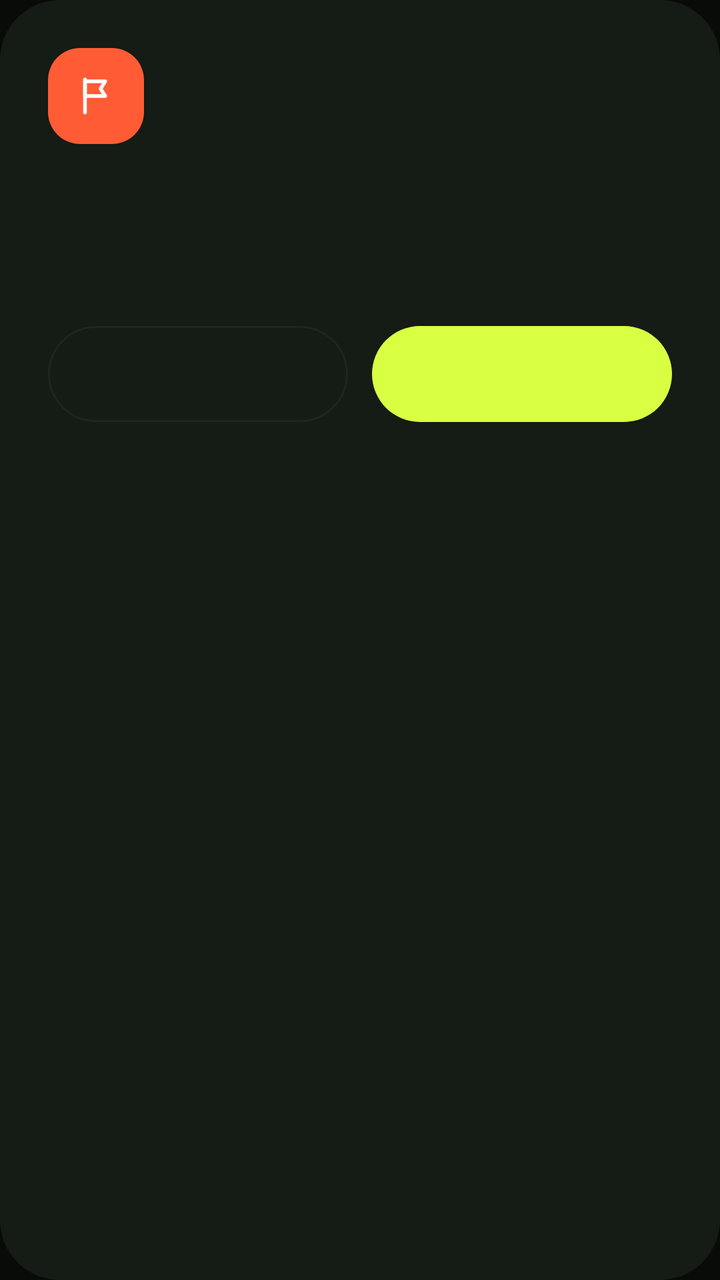
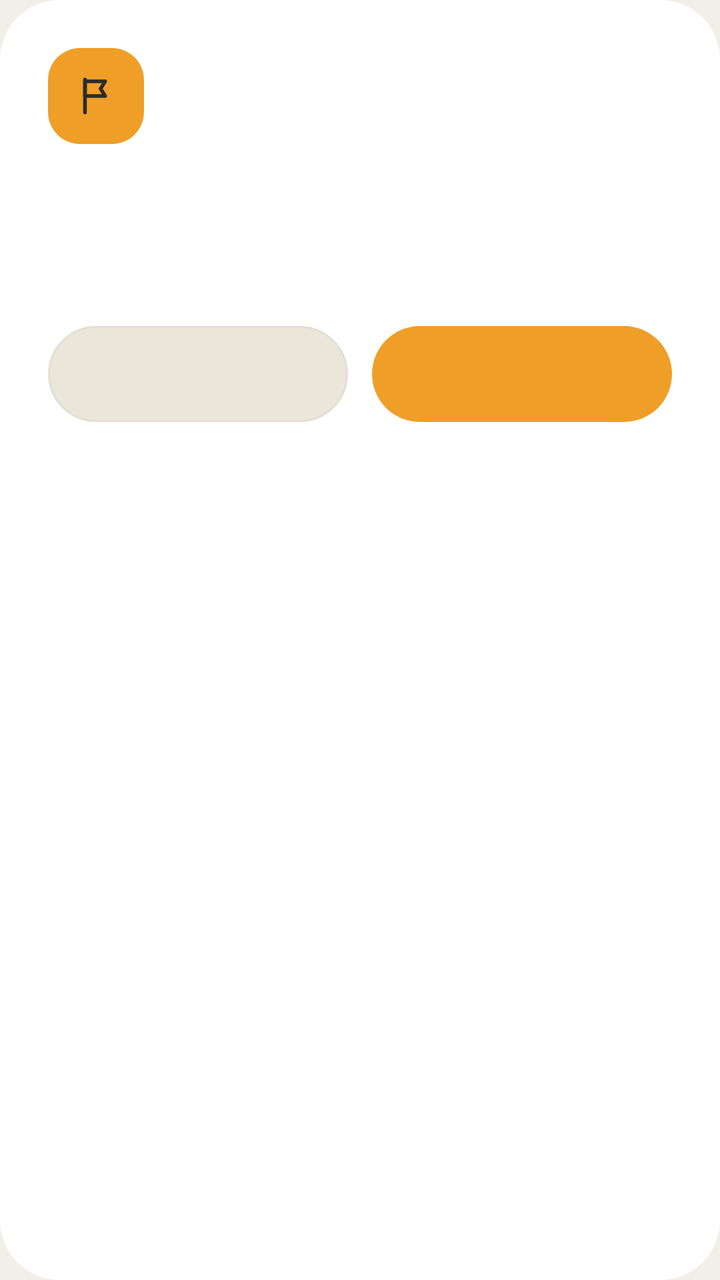

Two renders of the same Android screen: before a commit and after it. Below are the layout's source before the change and the commit's diff.
<!-- AndroidManifest.xml: application theme Theme.RunClub -->
<!-- res/layout/dialog_sunward.xml -->
<?xml version="1.0" encoding="utf-8"?>
<LinearLayout xmlns:android="http://schemas.android.com/apk/res/android"
    android:layout_width="match_parent"
    android:layout_height="wrap_content"
    android:background="@drawable/bg_modal_sheet"
    android:orientation="vertical"
    android:padding="24dp">

    <FrameLayout
        android:id="@+id/dialogIconBox"
        android:layout_width="48dp"
        android:layout_height="48dp"
        android:background="@drawable/bg_square_orange">

        <ImageView
            android:id="@+id/dialogIcon"
            android:layout_width="22dp"
            android:layout_height="22dp"
            android:layout_gravity="center"
            android:contentDescription="@null"
            android:src="@drawable/ic_flag"
            android:tint="@color/text_primary" />
    </FrameLayout>

    <TextView
        android:id="@+id/dialogTitle"
        android:layout_width="match_parent"
        android:layout_height="wrap_content"
        android:layout_marginTop="16dp"
        android:letterSpacing="-0.03"
        android:textColor="@color/text_primary"
        android:textSize="24sp"
        android:textStyle="bold" />

    <TextView
        android:id="@+id/dialogMessage"
        android:layout_width="match_parent"
        android:layout_height="wrap_content"
        android:layout_marginTop="8dp"
        android:lineSpacingExtra="3dp"
        android:textColor="@color/text_gray"
        android:textSize="11sp" />

    <LinearLayout
        android:id="@+id/dialogButtons"
        android:layout_width="match_parent"
        android:layout_height="wrap_content"
        android:layout_marginTop="20dp"
        android:orientation="horizontal">

        <TextView
            android:id="@+id/dialogNegative"
            android:layout_width="0dp"
            android:layout_height="48dp"
            android:layout_marginEnd="6dp"
            android:layout_weight="1"
            android:background="@drawable/bg_pill_dark"
            android:clickable="true"
            android:focusable="true"
            android:gravity="center"
            android:textColor="@color/text_primary"
            android:textSize="13sp" />

        <TextView
            android:id="@+id/dialogPositive"
            android:layout_width="0dp"
            android:layout_height="48dp"
            android:layout_marginStart="6dp"
            android:layout_weight="1"
            android:background="@drawable/bg_pill_lime"
            android:clickable="true"
            android:focusable="true"
            android:gravity="center"
            android:textColor="@color/bg_base"
            android:textSize="13sp"
            android:textStyle="bold" />
    </LinearLayout>
</LinearLayout>
<!-- resources referenced by this layout -->
<resources>
  <color name="bg_base">#080B08</color>
  <color name="text_gray">#8D998D</color>
  <color name="text_primary">#FFFFFF</color>
  <!-- drawable bg_modal_sheet (drawable) -->
  <?xml version="1.0" encoding="utf-8"?>
  <shape xmlns:android="http://schemas.android.com/apk/res/android"
      android:shape="rectangle">
      <solid android:color="@color/modal_bg" />
      <corners android:radius="30dp" />
  </shape>
  <!-- drawable bg_pill_dark (drawable) -->
  <?xml version="1.0" encoding="utf-8"?>
  <shape xmlns:android="http://schemas.android.com/apk/res/android"
      android:shape="rectangle">
      <solid android:color="@color/bg_chip" />
      <corners android:radius="999dp" />
      <stroke
          android:width="1dp"
          android:color="@color/stroke_subtle" />
  </shape>
  <!-- drawable bg_pill_lime (drawable) -->
  <?xml version="1.0" encoding="utf-8"?>
  <shape xmlns:android="http://schemas.android.com/apk/res/android"
      android:shape="rectangle">
      <solid android:color="@color/accent_lime" />
      <corners android:radius="999dp" />
  </shape>
  <!-- drawable bg_square_orange (drawable) -->
  <?xml version="1.0" encoding="utf-8"?>
  <shape xmlns:android="http://schemas.android.com/apk/res/android"
      android:shape="rectangle">
      <solid android:color="@color/accent_orange" />
      <corners android:radius="16dp" />
  </shape>
  <!-- drawable ic_flag (drawable) -->
  <?xml version="1.0" encoding="utf-8"?>
  <vector xmlns:android="http://schemas.android.com/apk/res/android"
      android:width="24dp"
      android:height="24dp"
      android:viewportWidth="24"
      android:viewportHeight="24">
      <path
          android:fillColor="#00000000"
          android:pathData="M6,21 L6,3"
          android:strokeColor="#FFFFFF"
          android:strokeLineCap="round"
          android:strokeWidth="2" />
      <path
          android:fillColor="#00000000"
          android:pathData="M6,4 L17,4 L14.5,8 L17,12 L6,12 Z"
          android:strokeColor="#FFFFFF"
          android:strokeLineCap="round"
          android:strokeLineJoin="round"
          android:strokeWidth="2" />
  </vector>
  <style name="Theme.RunClub" parent="Theme.Material3.Dark.NoActionBar">
          <item name="colorPrimary">@color/accent_lime</item>
          <item name="colorOnPrimary">@color/bg_base</item>
          <item name="colorSecondary">@color/accent_orange</item>
          <item name="colorOnSecondary">@color/bg_base</item>
          <item name="android:colorBackground">@color/bg_base</item>
          <item name="android:windowBackground">@color/bg_base</item>
          <item name="android:statusBarColor">@color/bg_outer</item>
          <item name="android:navigationBarColor">@color/bg_outer</item>
          <item name="android:windowLightStatusBar">false</item>
      </style>
  <color name="modal_bg">#151B15</color>
  <color name="bg_chip">#151B15</color>
  <color name="stroke_subtle">#1E261E</color>
  <color name="accent_lime">#D9FF43</color>
  <color name="accent_orange">#FF5C35</color>
  <color name="bg_outer">#050705</color>
</resources>

<!-- the commit's change to res/layout/dialog_sunward.xml (unified diff, before → after) -->
@@ -71,7 +71,7 @@
             android:clickable="true"
             android:focusable="true"
             android:gravity="center"
-            android:textColor="@color/bg_base"
+            android:textColor="@color/ink"
             android:textSize="13sp"
             android:textStyle="bold" />
     </LinearLayout>
<!-- resource entries referenced after the edit -->
@@ -1,8 +1,9 @@
 <!-- resources referenced by this layout -->
 <resources>
-  <color name="bg_base">#080B08</color>
-  <color name="text_gray">#8D998D</color>
-  <color name="text_primary">#FFFFFF</color>
+  <color name="ink">#2C2C2A</color>
+  <color name="bg_base">#F1EFE8</color>
+  <color name="text_gray">#6E6A61</color>
+  <color name="text_primary">#2C2C2A</color>
   <!-- drawable bg_modal_sheet (drawable) -->
   <?xml version="1.0" encoding="utf-8"?>
   <shape xmlns:android="http://schemas.android.com/apk/res/android"
@@ -31,7 +32,7 @@
   <?xml version="1.0" encoding="utf-8"?>
   <shape xmlns:android="http://schemas.android.com/apk/res/android"
       android:shape="rectangle">
-      <solid android:color="@color/accent_orange" />
+      <solid android:color="@color/accent_lime" />
       <corners android:radius="16dp" />
   </shape>
   <!-- drawable ic_flag (drawable) -->
@@ -55,22 +56,22 @@
           android:strokeLineJoin="round"
           android:strokeWidth="2" />
   </vector>
-  <style name="Theme.RunClub" parent="Theme.Material3.Dark.NoActionBar">
+  <style name="Theme.RunClub" parent="Theme.Material3.Light.NoActionBar">
           <item name="colorPrimary">@color/accent_lime</item>
-          <item name="colorOnPrimary">@color/bg_base</item>
+          <item name="colorOnPrimary">@color/ink</item>
           <item name="colorSecondary">@color/accent_orange</item>
-          <item name="colorOnSecondary">@color/bg_base</item>
+          <item name="colorOnSecondary">#FFFFFF</item>
           <item name="android:colorBackground">@color/bg_base</item>
           <item name="android:windowBackground">@color/bg_base</item>
           <item name="android:statusBarColor">@color/bg_outer</item>
           <item name="android:navigationBarColor">@color/bg_outer</item>
-          <item name="android:windowLightStatusBar">false</item>
+          <item name="android:windowLightStatusBar">true</item>
       </style>
-  <color name="modal_bg">#151B15</color>
-  <color name="bg_chip">#151B15</color>
-  <color name="stroke_subtle">#1E261E</color>
-  <color name="accent_lime">#D9FF43</color>
-  <color name="accent_orange">#FF5C35</color>
-  <color name="bg_outer">#050705</color>
+  <color name="modal_bg">#FFFFFF</color>
+  <color name="bg_chip">#EAE6DA</color>
+  <color name="stroke_subtle">#E3DFD2</color>
+  <color name="accent_lime">#EF9F27</color>
+  <color name="accent_orange">#854F0B</color>
+  <color name="bg_outer">#E9E6DC</color>
 </resources>
 
